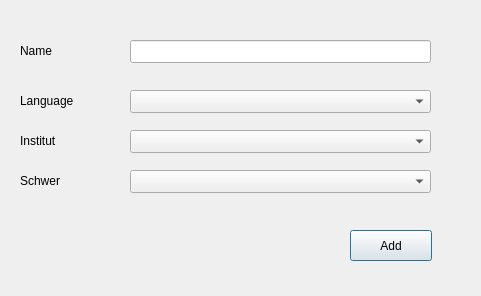
Before: the Qt Designer form addnewdiplomadialog.ui in MrRisoni/Gauss, drawn with Qt 5.
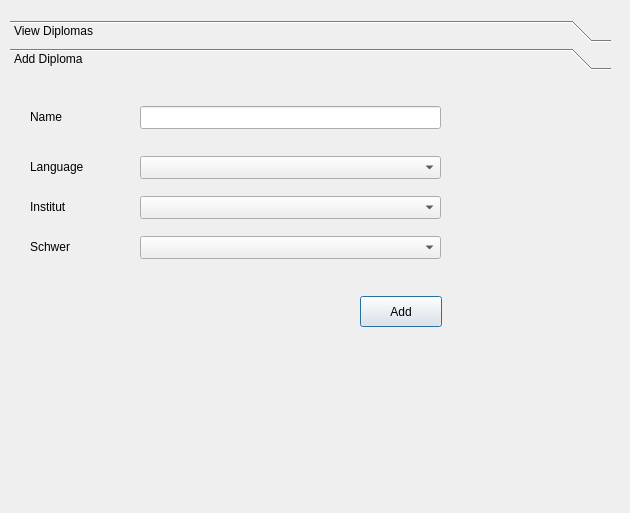
After: the same form once the commit is applied. The open tabs and pages were chosen to show the change.

Patch:
```diff
--- a/addnewdiplomadialog.ui
+++ b/addnewdiplomadialog.ui
@@ -6,31 +6,65 @@
    <rect>
     <x>0</x>
     <y>0</y>
-    <width>481</width>
-    <height>296</height>
+    <width>630</width>
+    <height>513</height>
    </rect>
   </property>
   <property name="windowTitle">
    <string>Add New Diploma Dialog</string>
   </property>
-  <widget class="QLabel" name="label">
+  <widget class="QToolBox" name="toolBox">
+   <property name="geometry">
+    <rect>
+     <x>10</x>
+     <y>20</y>
+     <width>601</width>
+     <height>461</height>
+    </rect>
+   </property>
+   <property name="currentIndex">
+    <number>0</number>
+   </property>
+   <widget class="QWidget" name="page">
+    <property name="geometry">
+     <rect>
+      <x>0</x>
+      <y>0</y>
+      <width>601</width>
+      <height>403</height>
+     </rect>
+    </property>
+    <attribute name="label">
+     <string>View Diplomas</string>
+    </attribute>
+    <widget class="QTableView" name="tableDiplomas">
    <property name="geometry">
     <rect>
      <x>20</x>
-     <y>30</y>
-     <width>121</width>
-     <height>41</height>
-    </rect>
-   </property>
-   <property name="text">
-    <string>Name</string>
-   </property>
-  </widget>
+       <y>10</y>
+       <width>561</width>
+       <height>371</height>
+      </rect>
+     </property>
+    </widget>
+   </widget>
+   <widget class="QWidget" name="page_2">
+    <property name="geometry">
+     <rect>
+      <x>0</x>
+      <y>0</y>
+      <width>601</width>
+      <height>403</height>
+     </rect>
+    </property>
+    <attribute name="label">
+     <string>Add Diploma</string>
+    </attribute>
   <widget class="QLabel" name="label_2">
    <property name="geometry">
     <rect>
      <x>20</x>
-     <y>80</y>
+       <y>70</y>
      <width>121</width>
      <height>41</height>
     </rect>
@@ -39,24 +73,11 @@
     <string>Language</string>
    </property>
   </widget>
-  <widget class="QLabel" name="label_3">
-   <property name="geometry">
-    <rect>
-     <x>20</x>
-     <y>120</y>
-     <width>121</width>
-     <height>41</height>
-    </rect>
-   </property>
-   <property name="text">
-    <string>Institut</string>
-   </property>
-  </widget>
   <widget class="QLabel" name="label_4">
    <property name="geometry">
     <rect>
      <x>20</x>
-     <y>160</y>
+       <y>150</y>
      <width>121</width>
      <height>41</height>
     </rect>
@@ -69,7 +90,7 @@
    <property name="geometry">
     <rect>
      <x>130</x>
-     <y>40</y>
+       <y>30</y>
      <width>301</width>
      <height>23</height>
     </rect>
@@ -79,17 +100,7 @@
    <property name="geometry">
     <rect>
      <x>130</x>
-     <y>90</y>
-     <width>301</width>
-     <height>23</height>
-    </rect>
-   </property>
-  </widget>
-  <widget class="QComboBox" name="comboInstitut">
-   <property name="geometry">
-    <rect>
-     <x>130</x>
-     <y>130</y>
+       <y>80</y>
      <width>301</width>
      <height>23</height>
     </rect>
@@ -99,7 +110,17 @@
    <property name="geometry">
     <rect>
      <x>130</x>
-     <y>170</y>
+       <y>160</y>
+       <width>301</width>
+       <height>23</height>
+      </rect>
+     </property>
+    </widget>
+    <widget class="QComboBox" name="comboInstitut">
+     <property name="geometry">
+      <rect>
+       <x>130</x>
+       <y>120</y>
      <width>301</width>
      <height>23</height>
     </rect>
@@ -109,7 +130,7 @@
    <property name="geometry">
     <rect>
      <x>350</x>
-     <y>230</y>
+       <y>220</y>
      <width>82</width>
      <height>31</height>
     </rect>
@@ -117,6 +138,34 @@
    <property name="text">
     <string>Add</string>
    </property>
+    </widget>
+    <widget class="QLabel" name="label_3">
+     <property name="geometry">
+      <rect>
+       <x>20</x>
+       <y>110</y>
+       <width>121</width>
+       <height>41</height>
+      </rect>
+     </property>
+     <property name="text">
+      <string>Institut</string>
+     </property>
+    </widget>
+    <widget class="QLabel" name="label">
+     <property name="geometry">
+      <rect>
+       <x>20</x>
+       <y>20</y>
+       <width>121</width>
+       <height>41</height>
+      </rect>
+     </property>
+     <property name="text">
+      <string>Name</string>
+     </property>
+    </widget>
+   </widget>
   </widget>
  </widget>
  <resources/>
```
Left out of the diff: 2 changed lines with no effect on the pictures. Lines whose indentation alone changed are shown as unchanged.
